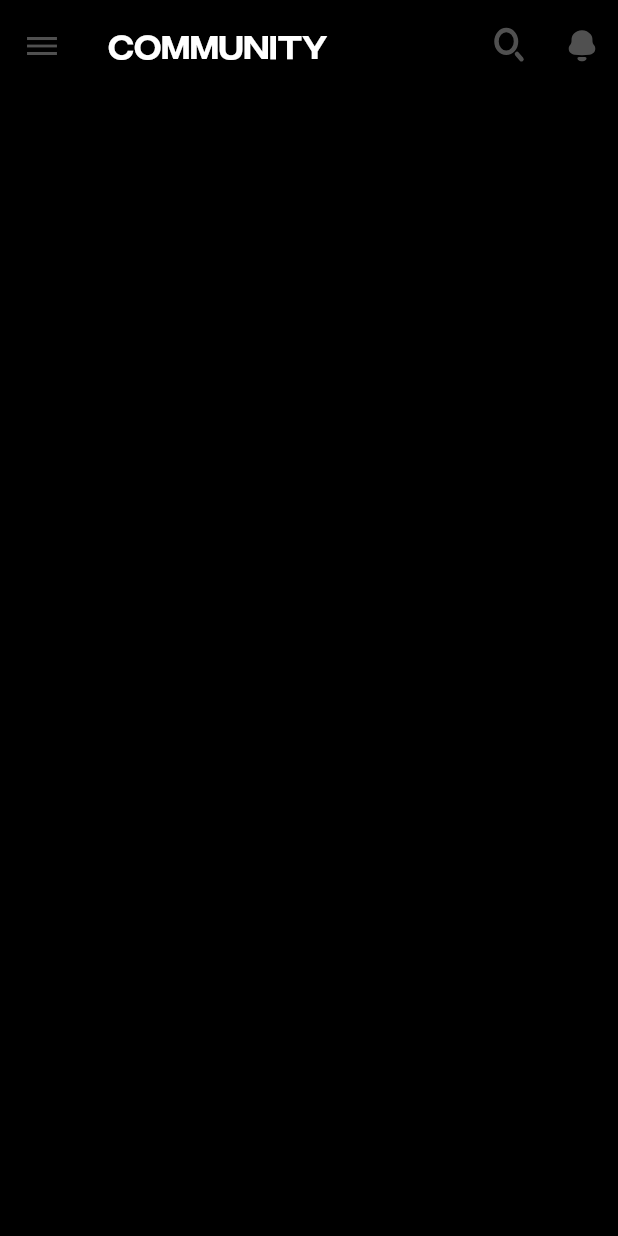
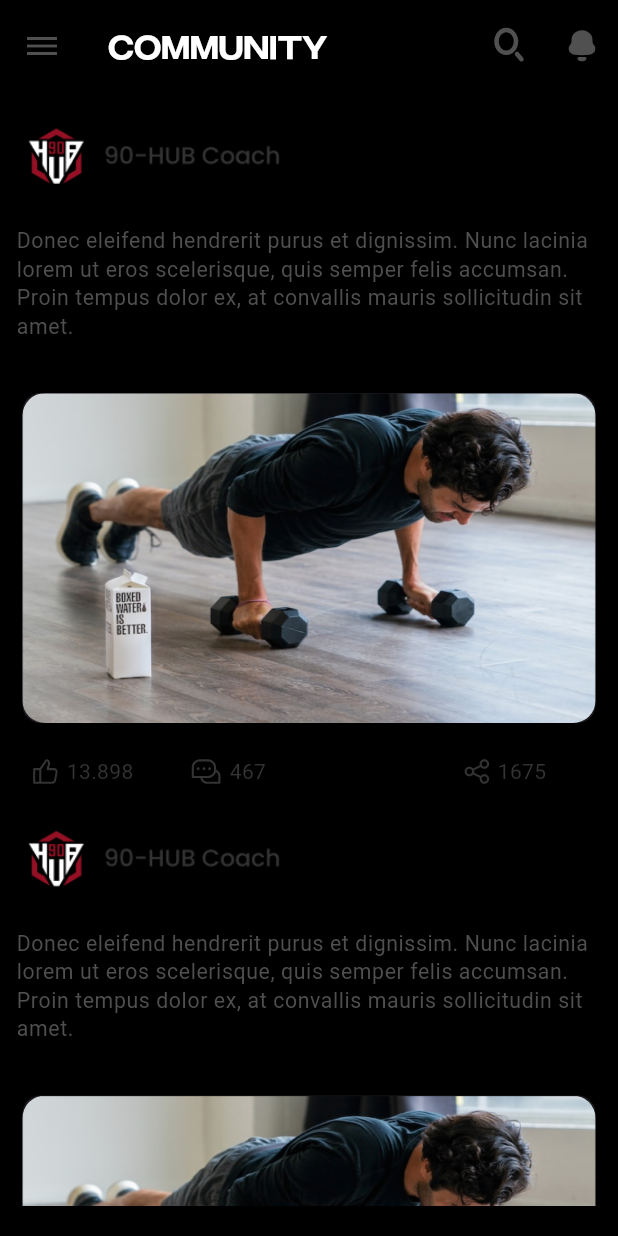
Before and after one commit to amr-elzohairy/90Hub-GYM, a Flutter app: the CommunityScreen screen opened by its route, on a phone screen of 412 x 824 dp. Run offline on Flutter 3.47's test engine with Material 3 defaults, Android fonts, the phone set to English and light mode, and no system bars; our stand-ins replace bloc, flutter_bloc, flutter_screenutil, flutter_svg, go_router, google_fonts.

Commit message:
community screen Done

```diff
--- a/lib/features/community/ui/community_screen.dart
+++ b/lib/features/community/ui/community_screen.dart
@@ -2,6 +2,8 @@ import 'package:flutter/material.dart';
 import 'package:flutter_screenutil/flutter_screenutil.dart';
 import 'package:flutter_svg/flutter_svg.dart';
 import 'package:hubmaster/core/themes/app_colors.dart';
+import 'package:hubmaster/features/community/ui/widgets/custom_post_card.dart';
+
 
 class CommunityScreen extends StatelessWidget {
   const CommunityScreen({super.key});
@@ -31,7 +33,7 @@ class CommunityScreen extends StatelessWidget {
         ),
         actions: [
           Padding(
-            padding:  EdgeInsets.only(top: 5.h),
+            padding: EdgeInsets.only(top: 5.h),
             child: Row(
               children: [
                 IconButton(
@@ -41,12 +43,25 @@ class CommunityScreen extends StatelessWidget {
                 IconButton(
                   onPressed: () {},
                   icon: SvgPicture.asset("assets/svgs/Notification.svg"),
-                )
+                ),
               ],
             ),
           ),
         ],
       ),
+      body: Padding(
+        padding: EdgeInsets.symmetric(vertical: 20.h, horizontal: 10.w),
+        child: Column(
+          children: [
+            Expanded(
+              child: ListView.builder(
+                itemCount: 10,
+                itemBuilder: (context, index) => const CustomPostCard(),
+              ),
+            )
+          ],
+        ),
+      ),
     );
   }
 }
--- /dev/null
+++ b/lib/features/community/ui/widgets/90_hub_coach.dart
@@ -0,0 +1,16 @@
+import 'package:flutter/material.dart';
+
+class HubCoach90 extends StatelessWidget {
+  const HubCoach90({super.key});
+
+  @override
+  Widget build(BuildContext context) {
+    return Align(
+      alignment: Alignment.centerLeft,
+      child: Image.asset(
+        "assets/images/90hub-gym-with-text-logo.png",
+        height: 55,
+      ),
+    );
+  }
+}
--- /dev/null
+++ b/lib/features/community/ui/widgets/custom_post_card.dart
@@ -0,0 +1,53 @@
+import 'package:flutter/material.dart';
+import 'package:flutter_screenutil/flutter_screenutil.dart';
+import 'package:hubmaster/core/helpers/spacing.dart';
+import 'package:hubmaster/features/community/ui/widgets/90_hub_coach.dart';
+import 'package:hubmaster/features/community/ui/widgets/icons_row.dart';
+
+class CustomPostCard extends StatelessWidget {
+  const CustomPostCard({
+    super.key,
+  });
+
+  @override
+  Widget build(BuildContext context) {
+    return Column(
+      children: [
+        const HubCoach90(),
+        verticalSpace(20),
+        Text(
+          'Donec eleifend hendrerit purus et dignissim. Nunc lacinia lorem ut eros scelerisque, quis semper felis accumsan. Proin tempus dolor ex, at convallis mauris sollicitudin sit amet.',
+          style: Theme.of(context).textTheme.bodySmall!.copyWith(
+              fontSize: 14.sp,
+              fontWeight: FontWeight.w400,
+              color: const Color(0xff4F4F4F)),
+        ),
+        verticalSpace(30),
+        Card(
+          elevation: 0,
+          child: Column(
+            children: [
+              Container(
+                height: 220,
+                decoration: BoxDecoration(
+                  borderRadius: BorderRadius.circular(15),
+                  // color: AppColors.scaffoldBgColor,
+                  image: const DecorationImage(
+                    fit: BoxFit.fill,
+                    image: AssetImage("assets/images/community-post-image.png"),
+                  ),
+                ),
+              ),
+            ],
+          ),
+        ),
+        verticalSpace(18),
+        Padding(
+          padding: EdgeInsets.symmetric(horizontal: 10.w),
+          child: const IconsRow(),
+        ),
+        verticalSpace(20),
+      ],
+    );
+  }
+}
--- /dev/null
+++ b/lib/features/community/ui/widgets/icons_row.dart
@@ -0,0 +1,34 @@
+import 'package:flutter/material.dart';
+import 'package:flutter_svg/svg.dart';
+import 'package:hubmaster/core/helpers/spacing.dart';
+
+class IconsRow extends StatelessWidget {
+  const IconsRow({
+    super.key,
+  });
+
+  @override
+  Widget build(BuildContext context) {
+    return Row(
+      children: [
+        postIconBuilder("assets/svgs/like.svg", "13.898"),
+        horizontalSpace(35),
+        postIconBuilder("assets/svgs/comments.svg", "467"),
+        horizontalSpace(120),
+        postIconBuilder("assets/svgs/share.svg", "1675"),
+      ],
+    );
+  }
+  Widget postIconBuilder(String icon, String count) {
+  return Row(
+    children: [
+      SvgPicture.asset(icon, height: 18),
+      horizontalSpace(5),
+      Text(
+        count,
+        style: const TextStyle(color: Color(0xff333333), fontSize: 14),
+      ),
+    ],
+  );
+}
+}
```
Also changed, not shown: assets/images/90hub-gym-with-text-logo.png (added), assets/images/community-post-image.png (added), assets/svgs/90HubMaster.svg (deleted), assets/svgs/community-image.svg (deleted), assets/svgs/hublogo.svg (added).
